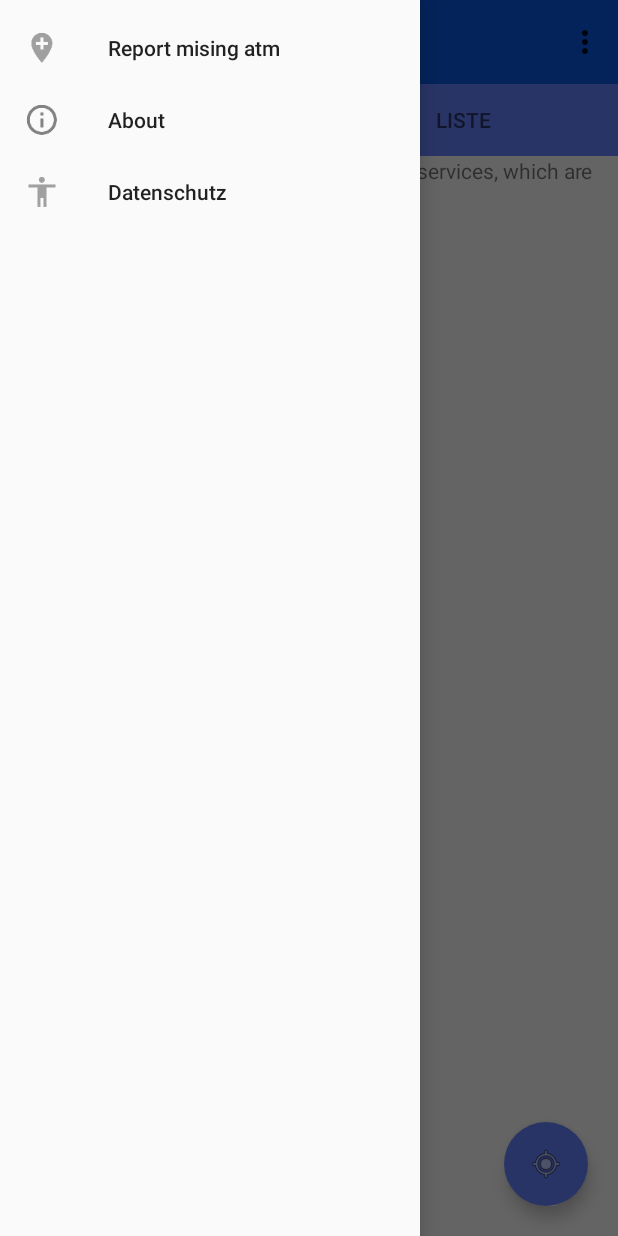
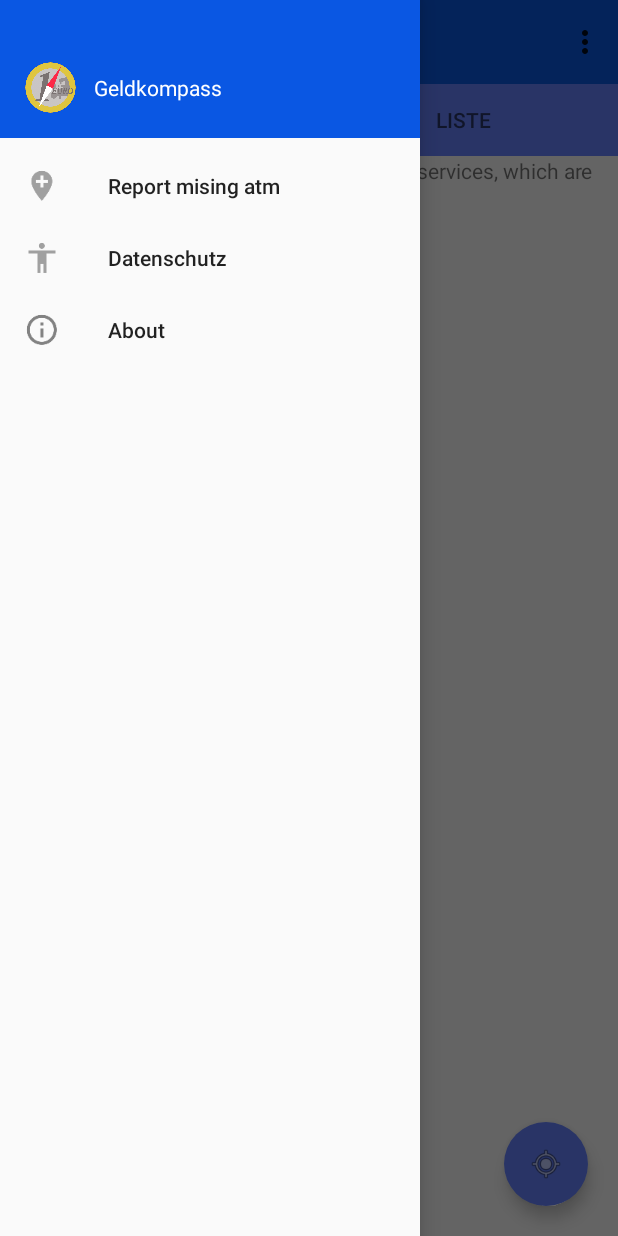
Before and after one commit to cseh17/GeldKompass, an Android app: the screen it shows after launch (MainMapAtmDisplay), with the side drawer open, on a phone screen of 412 x 824 dp. Run offline under Robolectric (Android 15) with nearby library versions, the phone set to English and light mode, and no system bars; 5 statements that could not run were skipped.

Commit message:
Design: - navigation view adjustments - added navigation view header - added title + logo to header - changed menu points order

```diff
--- a/app/src/main/res/layout/activity_main_map_atm_display.xml
+++ b/app/src/main/res/layout/activity_main_map_atm_display.xml
@@ -5,15 +5,11 @@
     android:id="@+id/drawer_layout"
     android:fitsSystemWindows="true">
 
-
-
     <RelativeLayout xmlns:android="http://schemas.android.com/apk/res/android"
         xmlns:app="http://schemas.android.com/apk/res-auto"
-            xmlns:tools="http://schemas.android.com/tools"
         android:layout_width="match_parent"
         android:layout_height="match_parent"
-            android:id="@+id/main_activity_layout"
-            tools:context="com.atm_search.cseh_17.geld_kompass.MainMapAtmDisplay">
+        android:id="@+id/main_activity_layout">
 
         <android.support.v7.widget.Toolbar
             android:layout_width="match_parent"
@@ -57,10 +53,7 @@
             android:layout_width="match_parent"
             android:layout_height="wrap_content"
             android:layout_below="@+id/tabs">
-
         </android.support.v7.widget.RecyclerView>
-
-
 
         <fragment
             android:id="@+id/map"
@@ -78,7 +71,6 @@
                 android:layout_height="wrap_content"
                 android:layout_gravity="center"
                 android:visibility="visible"/>
-
 
             <android.support.design.widget.FloatingActionButton
                 android:id="@+id/myLocationButton"
@@ -158,7 +150,8 @@
         android:layout_height="match_parent"
         android:layout_gravity="start"
         android:fitsSystemWindows="true"
-        app:menu="@menu/drawer_view"/>
+        app:menu="@menu/drawer_view"
+        app:headerLayout="@layout/nav_header"/>
 
 
 </android.support.v4.widget.DrawerLayout>
--- /dev/null
+++ b/app/src/main/res/layout/nav_header.xml
@@ -0,0 +1,26 @@
+<?xml version="1.0" encoding="utf-8"?>
+<RelativeLayout xmlns:android="http://schemas.android.com/apk/res/android"
+    android:orientation="vertical"
+    android:layout_width="match_parent"
+    android:layout_height="92dp"
+    android:background="?attr/colorPrimary"
+    android:padding="16dp"
+    android:theme="@style/ThemeOverlay.AppCompat.Dark"
+    android:gravity="bottom">
+
+    <ImageView
+        android:layout_width="35dp"
+        android:layout_height="35dp"
+        android:src="@drawable/app_logo4_final"
+        android:id="@+id/menu_header_logo"/>
+
+    <TextView
+        android:layout_width="match_parent"
+        android:layout_height="wrap_content"
+        android:text="Geldkompass"
+        android:textAppearance="@style/TextAppearance.AppCompat.Body1"
+        android:layout_toRightOf="@+id/menu_header_logo"
+        android:paddingStart="11dp"
+        android:paddingTop="8dp"/>
+
+</RelativeLayout>
--- a/app/src/main/res/menu/drawer_view.xml
+++ b/app/src/main/res/menu/drawer_view.xml
@@ -5,14 +5,16 @@
             android:id="@+id/report_missing"
             android:icon="@drawable/ic_report_missing"
             android:title="@string/mi_report_missing"/>
+
+        <item
+            android:id="@+id/datenschutz"
+            android:icon="@drawable/ic_datenschutz"
+            android:title="@string/mi_datenschutz"/>
         <item
             android:id="@+id/about"
             android:icon="@drawable/ic_info_button"
             android:title="@string/mi_about"/>
-        <item
-            android:id="@+id/datenschutz"
-            android:icon="@drawable/ic_datenschutz"
-            android:title="@string/mi_datenschutz"/>
+
     </group>
 
 </menu>
```
Lines whose indentation alone changed are shown as unchanged.
